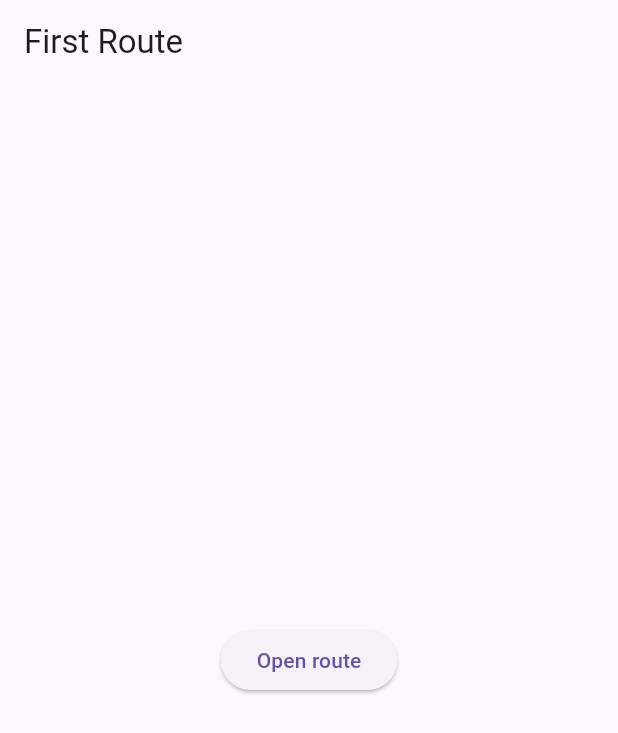
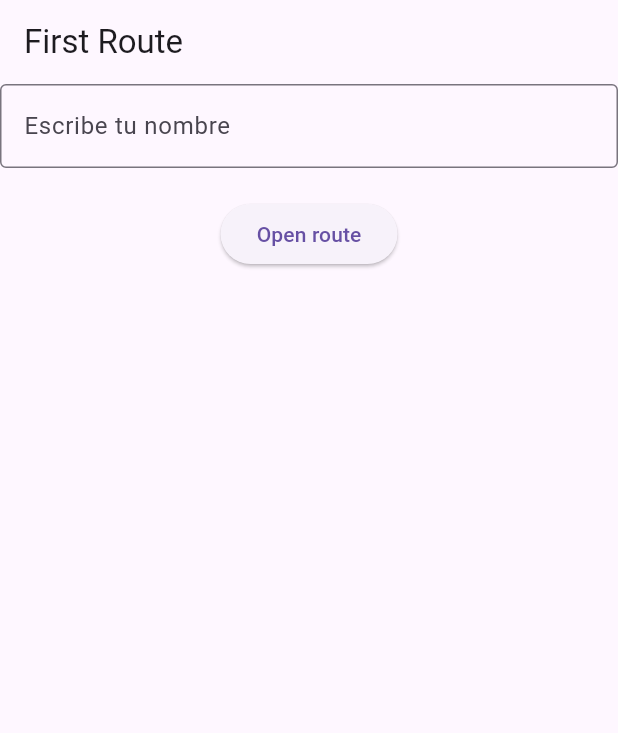
Before and after one commit to JordiCoso/Jordi_Claudia_A1.-Act01.-Persistencia-local-I-, a Flutter app: the screen it shows after launch, on a phone screen of 412 x 824 dp. Shown: the top 733 px of the screen. Run offline on Flutter 3.47's test engine with Material 3 defaults, Android fonts, the phone set to English and light mode, and no system bars; our stand-ins replace shared_preferences.

Commit message:
bloque de escribir texto

```diff
--- a/persistencialocalapp/lib/main.dart
+++ b/persistencialocalapp/lib/main.dart
@@ -20,7 +20,16 @@ class FirstRoute extends StatelessWidget {
     return Scaffold(
       appBar: AppBar(title: const Text('First Route')),
       body: Center(
-        child: ElevatedButton(
+        child: Column(
+          children: [
+            TextField(
+              decoration: InputDecoration(
+                border: OutlineInputBorder(),
+                hintText: 'Escribe tu nombre',
+              ),
+            ),
+            SizedBox(height: 20),
+            ElevatedButton(
               child: const Text('Open route'),
               onPressed: () {
                 Navigator.pushReplacement(
@@ -30,6 +39,8 @@ class FirstRoute extends StatelessWidget {
                   ),
                 );
               },
+            ),
+          ],
         ),
       ),
     );
@@ -48,9 +59,7 @@ class SecondRoute extends StatelessWidget {
           onPressed: () {
             Navigator.pushReplacement(
               context,
-              MaterialPageRoute<void>(
-                builder: (context) => const FirstRoute(),
-              ),
+              MaterialPageRoute<void>(builder: (context) => const FirstRoute()),
             );
           },
           child: const Text('Go back!'),
```
Also changed, not shown: 1 other file. Lines whose indentation alone changed are shown as unchanged.
